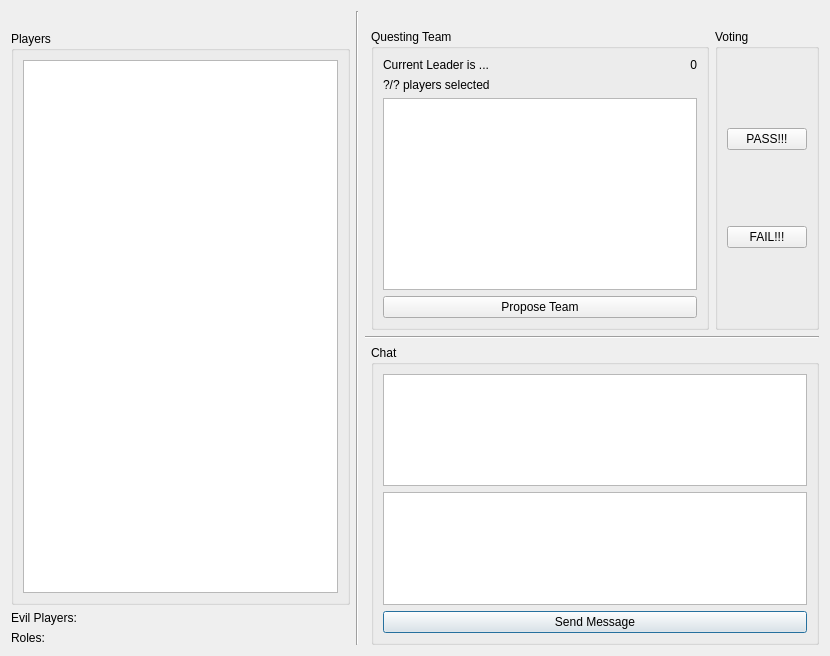
Old version of the form src/gui/gamewindow.ui in the repository JRandomHacker/CS429-Avalon.
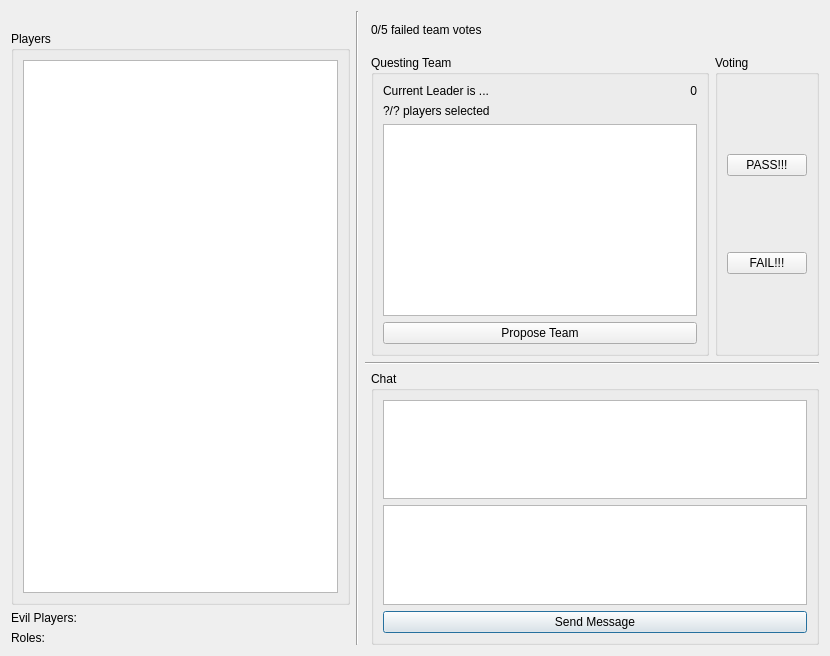
New version of the form. Icons and pictures are not drawn.

Commit message:
Restored old vote tracker code
Copied it from old code.

What changed in the file:
```diff
--- a/src/gui/gamewindow.ui
+++ b/src/gui/gamewindow.ui
@@ -14,34 +14,7 @@
    <string>Avalon Online</string>
   </property>
   <layout class="QGridLayout" name="gridLayout_2">
-   <item row="3" column="4">
-    <layout class="QVBoxLayout" name="votingLayout">
-     <item>
-      <widget class="QGroupBox" name="votingSection">
-       <property name="title">
-        <string>Voting</string>
-       </property>
-       <layout class="QVBoxLayout" name="verticalLayout_2">
-        <item>
-         <widget class="QPushButton" name="buttonVotePass">
-          <property name="text">
-           <string>PASS!!!</string>
-          </property>
-         </widget>
-        </item>
-        <item>
-         <widget class="QPushButton" name="buttonVoteFail">
-          <property name="text">
-           <string>FAIL!!!</string>
-          </property>
-         </widget>
-        </item>
-       </layout>
-      </widget>
-     </item>
-    </layout>
-   </item>
-   <item row="3" column="3">
+   <item row="5" column="3">
     <layout class="QVBoxLayout" name="proposedTeamLayout">
      <item>
       <widget class="QGroupBox" name="proposedTeamSection">
@@ -117,39 +90,7 @@
      </item>
     </layout>
    </item>
-   <item row="5" column="3" colspan="2">
-    <layout class="QVBoxLayout" name="chatLayout">
-     <item>
-      <widget class="QGroupBox" name="chatSection">
-       <property name="title">
-        <string>Chat</string>
-       </property>
-       <layout class="QVBoxLayout" name="verticalLayout_7">
-        <item>
-         <widget class="QListView" name="chatList"/>
-        </item>
-        <item>
-         <widget class="QTextEdit" name="chatEdit"/>
-        </item>
-        <item>
-         <widget class="QPushButton" name="sendMsgButton">
-          <property name="text">
-           <string>Send Message</string>
-          </property>
-          <property name="autoDefault">
-           <bool>true</bool>
-          </property>
-          <property name="default">
-           <bool>true</bool>
-          </property>
-         </widget>
-        </item>
-       </layout>
-      </widget>
-     </item>
-    </layout>
-   </item>
-   <item row="0" column="0" rowspan="6">
+   <item row="0" column="0" rowspan="8">
     <layout class="QVBoxLayout" name="rolesLayout" stretch="0,0,0,0">
      <property name="sizeConstraint">
       <enum>QLayout::SetFixedSize</enum>
@@ -160,7 +101,7 @@
         <string/>
        </property>
        <property name="pixmap">
-        <pixmap>:/images/NONE.jpg</pixmap>
+        <pixmap resource="images.qrc">:/images/NONE.jpg</pixmap>
        </property>
       </widget>
      </item>
@@ -211,28 +152,99 @@
      </item>
     </layout>
    </item>
-   <item row="0" column="1" rowspan="6">
+   <item row="0" column="1" rowspan="8">
     <widget class="Line" name="line">
      <property name="orientation">
       <enum>Qt::Vertical</enum>
      </property>
     </widget>
    </item>
-   <item row="0" column="3" colspan="2">
-    <layout class="QHBoxLayout" name="votingTrackLayout"/>
-   </item>
-   <item row="4" column="2" colspan="3">
+   <item row="6" column="2" colspan="3">
     <widget class="Line" name="line_2">
      <property name="orientation">
       <enum>Qt::Horizontal</enum>
      </property>
     </widget>
    </item>
+   <item row="0" column="3" colspan="2">
+    <layout class="QHBoxLayout" name="votingTrackLayout"/>
+   </item>
+   <item row="5" column="4">
+    <layout class="QVBoxLayout" name="votingLayout">
+     <item>
+      <widget class="QGroupBox" name="votingSection">
+       <property name="title">
+        <string>Voting</string>
+       </property>
+       <layout class="QVBoxLayout" name="verticalLayout_2">
+        <item>
+         <widget class="QPushButton" name="buttonVotePass">
+          <property name="text">
+           <string>PASS!!!</string>
+          </property>
+         </widget>
+        </item>
+        <item>
+         <widget class="QPushButton" name="buttonVoteFail">
+          <property name="text">
+           <string>FAIL!!!</string>
+          </property>
+         </widget>
+        </item>
+       </layout>
+      </widget>
+     </item>
+    </layout>
+   </item>
+   <item row="2" column="3">
+    <layout class="QVBoxLayout" name="failedVotesLayout">
+     <item>
+      <widget class="QLabel" name="failedVotesTrackLabel">
+       <property name="text">
+        <string>0/5 failed team votes</string>
+       </property>
+      </widget>
+     </item>
+    </layout>
+   </item>
+   <item row="7" column="3" colspan="2">
+    <layout class="QVBoxLayout" name="chatLayout">
+     <item>
+      <widget class="QGroupBox" name="chatSection">
+       <property name="title">
+        <string>Chat</string>
+       </property>
+       <layout class="QVBoxLayout" name="verticalLayout_7">
+        <item>
+         <widget class="QListView" name="chatList"/>
+        </item>
+        <item>
+         <widget class="QTextEdit" name="chatEdit"/>
+        </item>
+        <item>
+         <widget class="QPushButton" name="sendMsgButton">
+          <property name="text">
+           <string>Send Message</string>
+          </property>
+          <property name="autoDefault">
+           <bool>true</bool>
+          </property>
+          <property name="default">
+           <bool>true</bool>
+          </property>
+         </widget>
+        </item>
+       </layout>
+      </widget>
+     </item>
+    </layout>
+   </item>
   </layout>
   <zorder>line</zorder>
   <zorder>line_2</zorder>
   <zorder></zorder>
   <zorder></zorder>
+  <zorder>verticalLayoutWidget</zorder>
  </widget>
  <resources/>
  <connections/>
```
Left out of the diff: 4 changed lines with no effect on the pictures. The commit also changes 1 other file.
